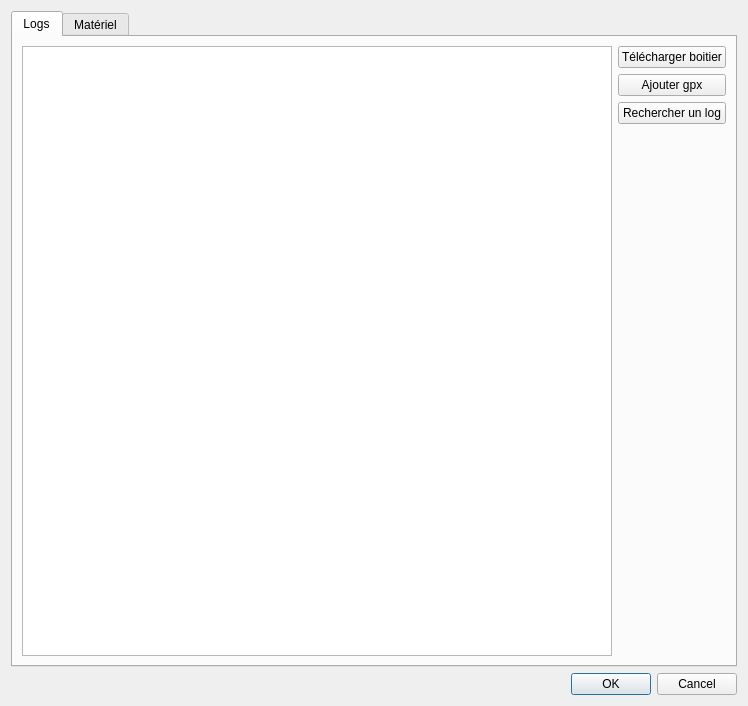
ThomasLeMezo/seafoil-tools, file seafoil-log-analyzer/ui/session.ui: the form before one commit.
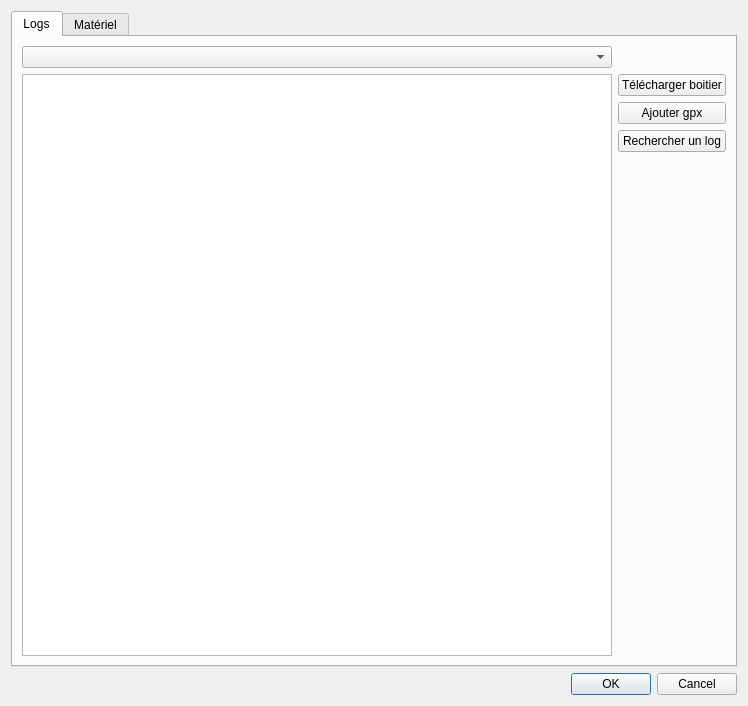
The form after the commit.

```diff
--- a/seafoil-log-analyzer/ui/session.ui
+++ b/seafoil-log-analyzer/ui/session.ui
@@ -24,30 +24,33 @@
        <string>Logs</string>
       </attribute>
       <layout class="QGridLayout" name="gridLayout_2">
-       <item row="2" column="1">
-        <widget class="QPushButton" name="pushButton_search_log">
-         <property name="text">
-          <string>Rechercher un log</string>
-         </property>
-        </widget>
-       </item>
-       <item row="0" column="0" rowspan="5">
+       <item row="1" column="0" rowspan="5">
         <widget class="QListView" name="listView_log"/>
        </item>
-       <item row="0" column="1">
+       <item row="1" column="1">
         <widget class="QPushButton" name="pushButton_upload_log">
          <property name="text">
           <string>Télécharger boitier</string>
          </property>
         </widget>
        </item>
-       <item row="1" column="1">
+       <item row="3" column="1">
+        <widget class="QPushButton" name="pushButton_search_log">
+         <property name="text">
+          <string>Rechercher un log</string>
+         </property>
+        </widget>
+       </item>
+       <item row="2" column="1">
         <widget class="QPushButton" name="pushButton_upload_gpx">
          <property name="text">
           <string>Ajouter gpx</string>
          </property>
         </widget>
        </item>
+       <item row="0" column="0">
+        <widget class="QComboBox" name="comboBox_rider"/>
+       </item>
       </layout>
      </widget>
      <widget class="QWidget" name="tab_2">
```
